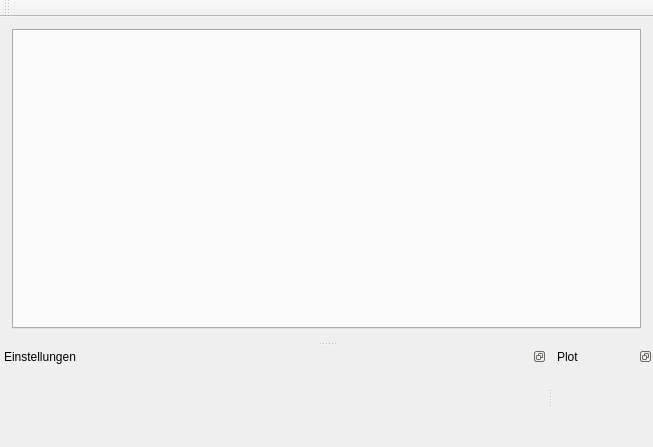
Before: the Qt Designer form ui/main.ui in playduck/visualSpice, drawn with Qt 5.
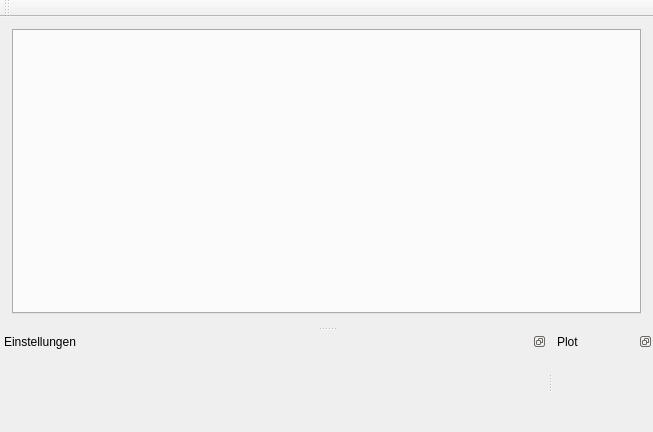
After: the same form once the commit is applied.

What changed in the file:
```diff
--- a/ui/main.ui
+++ b/ui/main.ui
@@ -44,7 +44,7 @@
       <property name="minimumSize">
        <size>
         <width>300</width>
-        <height>300</height>
+        <height>250</height>
        </size>
       </property>
       <property name="tabPosition">
```
Left out of the diff: 2 changed lines with no effect on the pictures.
